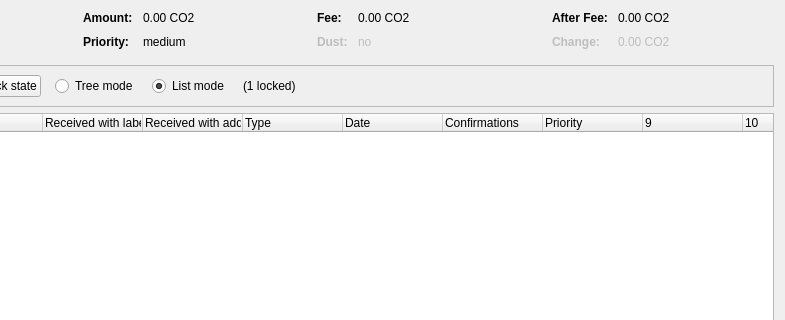
This is src/qt/forms/coincontroldialog.ui in Carbon-Zero/CarbonZero as Qt 5 draws it before an edit; both pictures show x 169 to 954 and y 0 to 320 of the 954 by 500 pixel window. The edited form follows.
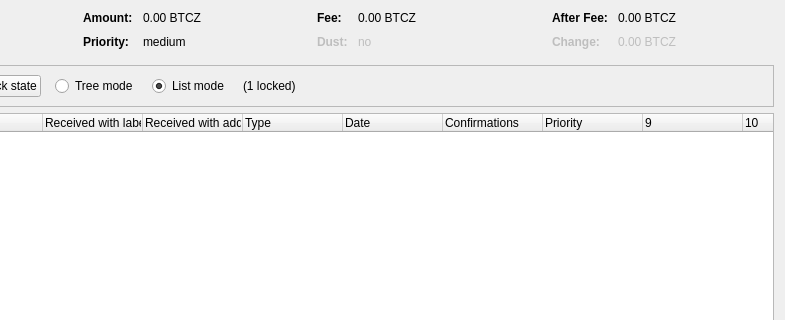
This is the edited form. Custom widgets are drawn as their Qt base class.

The edit to the form file:
```diff
--- a/src/qt/forms/coincontroldialog.ui
+++ b/src/qt/forms/coincontroldialog.ui
@@ -132,7 +132,7 @@
           <enum>Qt::ActionsContextMenu</enum>
          </property>
          <property name="text">
-          <string notr="true">0.00 CO2</string>
+          <string notr="true">0.00 BTCZ</string>
          </property>
          <property name="textInteractionFlags">
           <set>Qt::LinksAccessibleByMouse|Qt::TextSelectableByKeyboard|Qt::TextSelectableByMouse</set>
@@ -206,7 +206,7 @@
           <enum>Qt::ActionsContextMenu</enum>
          </property>
          <property name="text">
-          <string notr="true">0.00 CO2</string>
+          <string notr="true">0.00 BTCZ</string>
          </property>
          <property name="textInteractionFlags">
           <set>Qt::LinksAccessibleByMouse|Qt::TextSelectableByKeyboard|Qt::TextSelectableByMouse</set>
@@ -286,7 +286,7 @@
           <enum>Qt::ActionsContextMenu</enum>
          </property>
          <property name="text">
-          <string notr="true">0.00 CO2</string>
+          <string notr="true">0.00 BTCZ</string>
          </property>
          <property name="textInteractionFlags">
           <set>Qt::LinksAccessibleByMouse|Qt::TextSelectableByKeyboard|Qt::TextSelectableByMouse</set>
@@ -321,7 +321,7 @@
           <enum>Qt::ActionsContextMenu</enum>
          </property>
          <property name="text">
-          <string notr="true">0.00 CO2</string>
+          <string notr="true">0.00 BTCZ</string>
          </property>
          <property name="textInteractionFlags">
           <set>Qt::LinksAccessibleByMouse|Qt::TextSelectableByKeyboard|Qt::TextSelectableByMouse</set>
```
